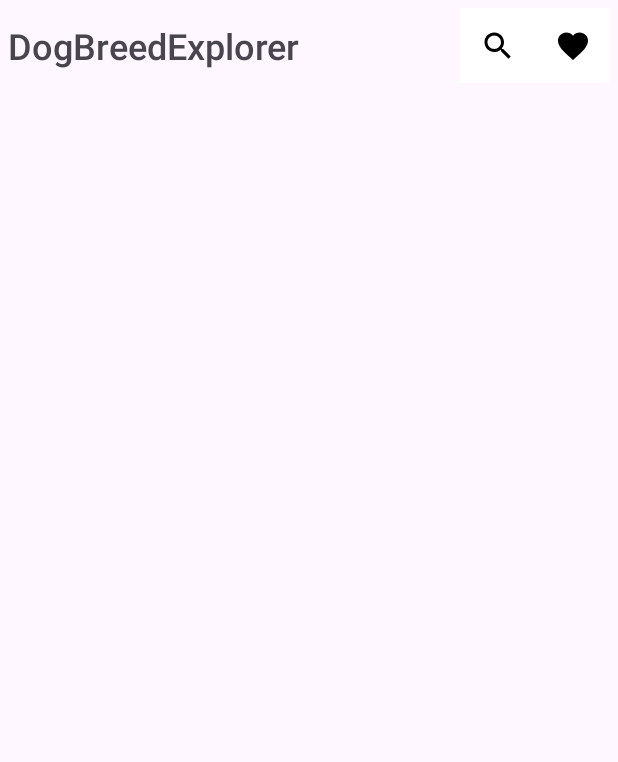
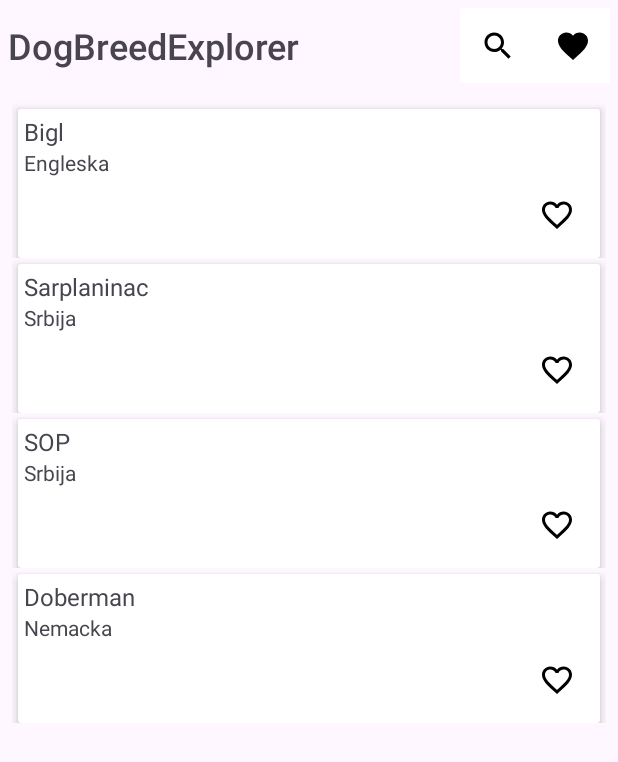
Before and after one commit to nikolalucicc/DogBreedExplorer, an Android app built with Jetpack Compose: the screen it shows after launch (MainActivity), on a phone screen of 412 x 824 dp. Shown: the top 762 px of the screen. Run offline under Robolectric (Android 15) with nearby library versions, the phone set to English and light mode, and no system bars.

Commit message:
Main View Holder

```diff
--- a/app/build.gradle.kts
+++ b/app/build.gradle.kts
@@ -51,6 +51,7 @@ android {
 
 dependencies {
 
+    implementation ("androidx.recyclerview:recyclerview:1.3.1")
     implementation("com.google.android.material:material:1.9.0")
     implementation("androidx.core:core-ktx:1.12.0")
     implementation("androidx.lifecycle:lifecycle-runtime-ktx:2.6.2")
--- /dev/null
+++ b/app/src/main/java/com/dogbreedexplorer/ui/activities/FeedAdapter.kt
@@ -0,0 +1,34 @@
+package com.dogbreedexplorer.ui.activities
+
+import android.view.LayoutInflater
+import android.view.View
+import android.view.ViewGroup
+import android.widget.TextView
+import androidx.recyclerview.widget.RecyclerView
+import com.dogbreedexplorer.R
+import com.dogbreedexplorer.ui.model.Breed
+
+class FeedAdapter(private val list: List<Breed>) : RecyclerView.Adapter<FeedAdapter.FeedViewHolder>() {
+    override fun onCreateViewHolder(parent: ViewGroup, viewType: Int): FeedViewHolder {
+        val view = LayoutInflater.from(parent.context).inflate(R.layout.card_item, parent, false)
+
+        return FeedViewHolder(view)
+    }
+
+    override fun onBindViewHolder(holder: FeedAdapter.FeedViewHolder, position: Int) {
+        val itemsViewModel = list[position]
+
+        holder.name.text = itemsViewModel.name
+        holder.origin.text = itemsViewModel.origin
+    }
+
+    override fun getItemCount(): Int {
+        return list.size
+    }
+
+    class FeedViewHolder(item: View) : RecyclerView.ViewHolder(item){
+        val name : TextView = itemView.findViewById(R.id.tvBreed)
+        val origin: TextView = itemView.findViewById(R.id.tvOrigin)
+    }
+
+}
--- a/app/src/main/java/com/dogbreedexplorer/ui/activities/MainActivity.kt
+++ b/app/src/main/java/com/dogbreedexplorer/ui/activities/MainActivity.kt
@@ -5,7 +5,10 @@ import androidx.activity.ComponentActivity
 import androidx.appcompat.app.AppCompatActivity
 import androidx.navigation.NavController
 import androidx.navigation.fragment.NavHostFragment
+import androidx.recyclerview.widget.LinearLayoutManager
+import androidx.recyclerview.widget.RecyclerView
 import com.dogbreedexplorer.R
+import com.dogbreedexplorer.ui.model.Breed
 
 class MainActivity : AppCompatActivity() {
     private lateinit var navController: NavController
@@ -17,5 +20,18 @@ class MainActivity : AppCompatActivity() {
         val navHostFragment = supportFragmentManager
             .findFragmentById(R.id.fragment) as NavHostFragment
         navController = navHostFragment.navController
+
+        val recyclerview = findViewById<RecyclerView>(R.id.rvFeed)
+        recyclerview.layoutManager = LinearLayoutManager(this)
+
+        val data = ArrayList<Breed>()
+            data.add(Breed("0", "Bigl", "Engleska"))
+            data.add(Breed("1", "Sarplaninac", "Srbija"))
+            data.add(Breed("2", "SOP", "Srbija"))
+            data.add(Breed("3", "Doberman", "Nemacka"))
+
+
+        val adapter = FeedAdapter(data)
+        recyclerview.adapter = adapter
     }
 }
--- a/app/src/main/java/com/dogbreedexplorer/home_fragment.kt
+++ b/app/src/main/java/com/dogbreedexplorer/ui/fragments/home_fragment.kt
@@ -1,14 +1,13 @@
-package com.dogbreedexplorer
+package com.dogbreedexplorer.ui.fragments
 
 import android.os.Bundle
 import androidx.fragment.app.Fragment
 import android.view.LayoutInflater
 import android.view.View
 import android.view.ViewGroup
-import android.widget.Button
 import android.widget.ImageButton
-import androidx.fragment.app.findFragment
 import androidx.navigation.fragment.findNavController
+import com.dogbreedexplorer.R
 
 class home_fragment : Fragment() {
     override fun onCreateView(
--- a/app/src/main/java/com/dogbreedexplorer/liked_fragment.kt
+++ b/app/src/main/java/com/dogbreedexplorer/ui/fragments/liked_fragment.kt
@@ -1,10 +1,11 @@
-package com.dogbreedexplorer
+package com.dogbreedexplorer.ui.fragments
 
 import android.os.Bundle
 import androidx.fragment.app.Fragment
 import android.view.LayoutInflater
 import android.view.View
 import android.view.ViewGroup
+import com.dogbreedexplorer.R
 
 class liked_fragment : Fragment() {
     override fun onCreateView(
--- a/app/src/main/java/com/dogbreedexplorer/search_fragment.kt
+++ b/app/src/main/java/com/dogbreedexplorer/ui/fragments/search_fragment.kt
@@ -1,10 +1,11 @@
-package com.dogbreedexplorer
+package com.dogbreedexplorer.ui.fragments
 
 import android.os.Bundle
 import androidx.fragment.app.Fragment
 import android.view.LayoutInflater
 import android.view.View
 import android.view.ViewGroup
+import com.dogbreedexplorer.R
 
 class search_fragment : Fragment() {
 
--- /dev/null
+++ b/app/src/main/java/com/dogbreedexplorer/ui/model/Breed.kt
@@ -0,0 +1,3 @@
+package com.dogbreedexplorer.ui.model
+
+data class Breed(val id: String, val name: String, val origin: String)
--- /dev/null
+++ b/app/src/main/res/drawable/baseline_favorite_border_24.xml
@@ -0,0 +1,5 @@
+<vector android:height="24dp" android:tint="#000000"
+    android:viewportHeight="24" android:viewportWidth="24"
+    android:width="24dp" xmlns:android="http://schemas.android.com/apk/res/android">
+    <path android:fillColor="@android:color/white" android:pathData="M16.5,3c-1.74,0 -3.41,0.81 -4.5,2.09C10.91,3.81 9.24,3 7.5,3 4.42,3 2,5.42 2,8.5c0,3.78 3.4,6.86 8.55,11.54L12,21.35l1.45,-1.32C18.6,15.36 22,12.28 22,8.5 22,5.42 19.58,3 16.5,3zM12.1,18.55l-0.1,0.1 -0.1,-0.1C7.14,14.24 4,11.39 4,8.5 4,6.5 5.5,5 7.5,5c1.54,0 3.04,0.99 3.57,2.36h1.87C13.46,5.99 14.96,5 16.5,5c2,0 3.5,1.5 3.5,3.5 0,2.89 -3.14,5.74 -7.9,10.05z"/>
+</vector>
--- /dev/null
+++ b/app/src/main/res/layout/card_item.xml
@@ -0,0 +1,63 @@
+<?xml version="1.0" encoding="utf-8"?>
+<androidx.constraintlayout.widget.ConstraintLayout xmlns:android="http://schemas.android.com/apk/res/android"
+    xmlns:app="http://schemas.android.com/apk/res-auto"
+    xmlns:tools="http://schemas.android.com/tools"
+    android:layout_width="match_parent"
+    android:layout_height="wrap_content">
+
+    <androidx.cardview.widget.CardView
+        android:layout_width="match_parent"
+        android:layout_height="match_parent"
+        android:layout_margin="4dp"
+        android:elevation="6dp"
+        android:padding="4dp"
+        app:cardCornerRadius="2dp"
+        app:cardElevation="4dp"
+        app:layout_constraintEnd_toEndOf="parent"
+        app:layout_constraintStart_toStartOf="parent"
+        app:layout_constraintTop_toTopOf="parent"
+        android:layout_marginBottom="4dp">
+
+        <androidx.constraintlayout.widget.ConstraintLayout
+            android:layout_width="match_parent"
+            android:layout_height="match_parent"
+            android:layout_marginStart="4dp"
+            android:layout_marginEnd="4dp"
+            android:layout_marginTop="4dp"
+            android:layout_marginBottom="4dp">
+
+            <TextView
+                android:id="@+id/tvBreed"
+                android:layout_width="match_parent"
+                android:layout_height="wrap_content"
+                tools:ignore="MissingConstraints"
+                tools:text="Naziv rase"
+                app:layout_constraintStart_toStartOf="parent"
+                android:textSize="16dp"/>
+
+            <TextView
+                android:id="@+id/tvOrigin"
+                android:layout_width="match_parent"
+                android:layout_height="wrap_content"
+                app:layout_constraintStart_toStartOf="parent"
+                app:layout_constraintTop_toBottomOf="@id/tvBreed"
+                tools:text="Poreklo"
+                android:textSize="14dp"/>
+
+            <ImageButton
+                android:id="@+id/liked"
+                android:layout_width="50dp"
+                android:layout_height="50dp"
+                android:layout_gravity="end"
+                android:src="@drawable/baseline_favorite_border_24"
+                android:background="@color/white"
+                app:layout_constraintEnd_toEndOf="parent"
+                tools:ignore="MissingConstraints"
+                app:layout_constraintTop_toBottomOf="@id/tvOrigin"/>
+
+
+        </androidx.constraintlayout.widget.ConstraintLayout>
+
+    </androidx.cardview.widget.CardView>
+
+</androidx.constraintlayout.widget.ConstraintLayout>
--- a/app/src/main/res/layout/fragment_home.xml
+++ b/app/src/main/res/layout/fragment_home.xml
@@ -4,7 +4,7 @@
     android:layout_width="match_parent"
     android:layout_height="match_parent"
     xmlns:app="http://schemas.android.com/apk/res-auto"
-    tools:context=".home_fragment">
+    tools:context=".ui.fragments.home_fragment">
 
     <androidx.constraintlayout.widget.ConstraintLayout
         android:id="@+id/constraint_home"
--- a/app/src/main/res/layout/fragment_liked.xml
+++ b/app/src/main/res/layout/fragment_liked.xml
@@ -3,7 +3,7 @@
     xmlns:tools="http://schemas.android.com/tools"
     android:layout_width="match_parent"
     android:layout_height="match_parent"
-    tools:context=".liked_fragment">
+    tools:context=".ui.fragments.liked_fragment">
 
     <!-- TODO: Update blank fragment layout -->
     <TextView
--- a/app/src/main/res/layout/fragment_search.xml
+++ b/app/src/main/res/layout/fragment_search.xml
@@ -3,7 +3,7 @@
     xmlns:tools="http://schemas.android.com/tools"
     android:layout_width="match_parent"
     android:layout_height="match_parent"
-    tools:context=".search_fragment">
+    tools:context=".ui.fragments.search_fragment">
 
     <!-- TODO: Update blank fragment layout -->
     <TextView
--- a/app/src/main/res/layout/main_activity_layout.xml
+++ b/app/src/main/res/layout/main_activity_layout.xml
@@ -10,8 +10,35 @@
         android:name="androidx.navigation.fragment.NavHostFragment"
         app:defaultNavHost="true"
         app:navGraph="@navigation/nav_graph"
-        android:layout_height="match_parent"
-        android:layout_width="match_parent"/>
+        android:layout_height="wrap_content"
+        android:layout_width="match_parent"
+        tools:ignore="MissingConstraints" />
+
+    <ScrollView
+        android:id="@+id/nestedScrollView"
+        android:layout_width="match_parent"
+        android:layout_height="0dp"
+        app:layout_constraintEnd_toEndOf="parent"
+        app:layout_constraintStart_toStartOf="parent"
+        app:layout_constraintTop_toBottomOf="@id/fragment">
+
+        <androidx.recyclerview.widget.RecyclerView
+            android:id="@+id/rvFeed"
+            android:layout_margin="8dp"
+            android:layout_height="wrap_content"
+            android:layout_width="match_parent"
+            app:layoutManager="androidx.recyclerview.widget.LinearLayoutManager"
+            android:orientation="vertical"
+            app:layout_constraintEnd_toEndOf="parent"
+            app:layout_constraintStart_toStartOf="parent"
+            app:layout_constraintTop_toTopOf="parent"
+            android:nestedScrollingEnabled="false"
+            app:layout_constraintBottom_toBottomOf="parent"
+            tools:itemCount="4"
+            tools:listitem="@layout/card_item" />
+
+    </ScrollView>
+
 
 
 </androidx.constraintlayout.widget.ConstraintLayout>
--- a/app/src/main/res/navigation/nav_graph.xml
+++ b/app/src/main/res/navigation/nav_graph.xml
@@ -7,7 +7,7 @@
 
     <fragment
         android:id="@+id/search_fragment"
-        android:name="com.dogbreedexplorer.search_fragment"
+        android:name="com.dogbreedexplorer.ui.fragments.search_fragment"
         android:label="fragment_search_fragment"
         tools:layout="@layout/fragment_search" >
         <action
@@ -16,7 +16,7 @@
     </fragment>
     <fragment
         android:id="@+id/home_fragment"
-        android:name="com.dogbreedexplorer.home_fragment"
+        android:name="com.dogbreedexplorer.ui.fragments.home_fragment"
         android:label="fragment_home_fragment"
         tools:layout="@layout/fragment_home" >
         <action
@@ -28,7 +28,7 @@
     </fragment>
     <fragment
         android:id="@+id/liked_fragment"
-        android:name="com.dogbreedexplorer.liked_fragment"
+        android:name="com.dogbreedexplorer.ui.fragments.liked_fragment"
         android:label="fragment_liked_fragment"
         tools:layout="@layout/fragment_liked" >
         <action
```
